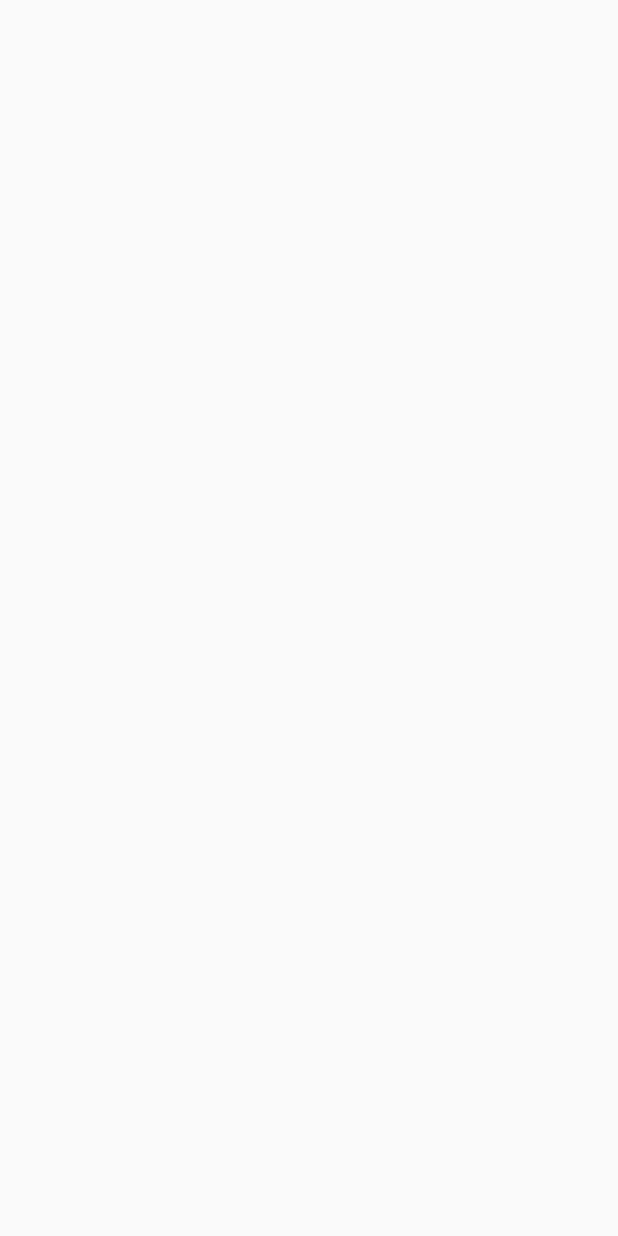
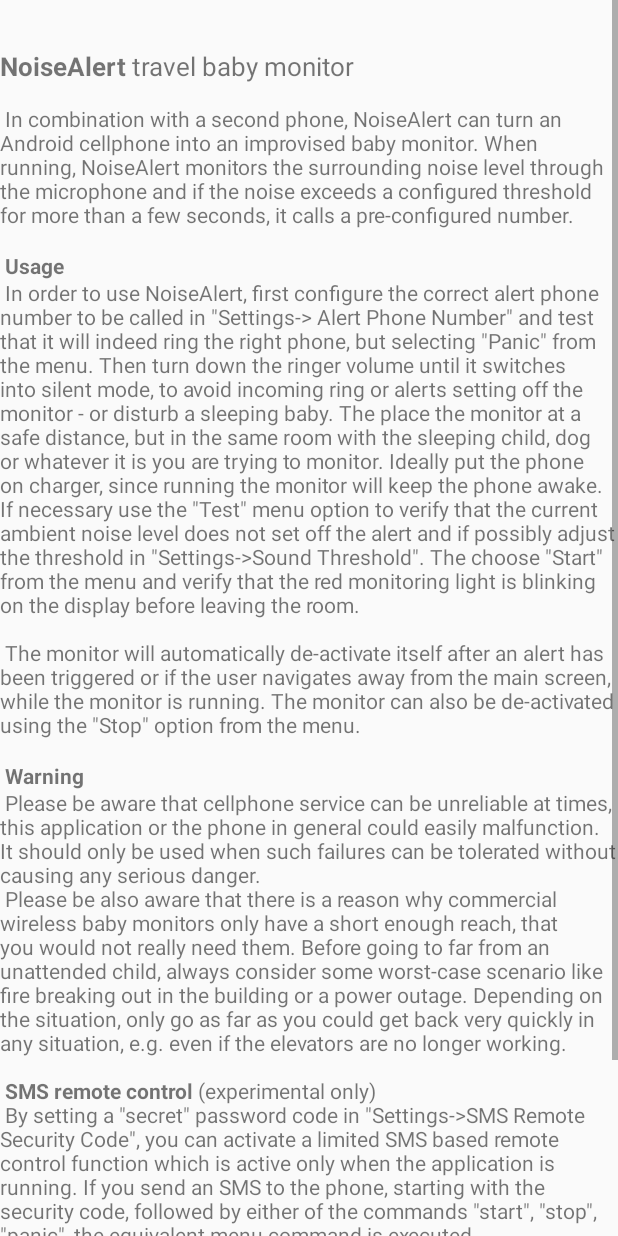
Before and after one commit to drennane/the-volume-normaliser, an Android app: the HelpActivity screen opened directly, with no data from a screen before it, on a phone screen of 412 x 824 dp. Before the commit the screen is empty. Run offline under Robolectric (Android 15) with nearby library versions, the phone set to English and light mode, and no system bars.

Commit message:
Get help working.

```diff
--- a/app/src/main/java/com/drenit/thevolumenormaliser/HelpActivity.java
+++ b/app/src/main/java/com/drenit/thevolumenormaliser/HelpActivity.java
@@ -10,6 +10,6 @@ public class HelpActivity extends Activity {
 
         // Set the layout for this activity.  You can find it
         // in res/layout/help.xml
-//        setContentView(R.layout.help);
+        setContentView(R.layout.help);
     }
 }
--- /dev/null
+++ b/app/src/main/res/layout/help.xml
@@ -0,0 +1,12 @@
+<?xml version="1.0" encoding="utf-8"?>
+<ScrollView xmlns:android="http://schemas.android.com/apk/res/android"
+    android:layout_width="fill_parent"
+    android:layout_height="fill_parent">
+    <TextView
+        android:layout_width="fill_parent"
+        android:layout_height="fill_parent"
+        android:selectAllOnFocus="false"
+        android:linksClickable="false"
+        android:autoLink="all"
+        android:text="@string/help_text" />
+</ScrollView>
```
